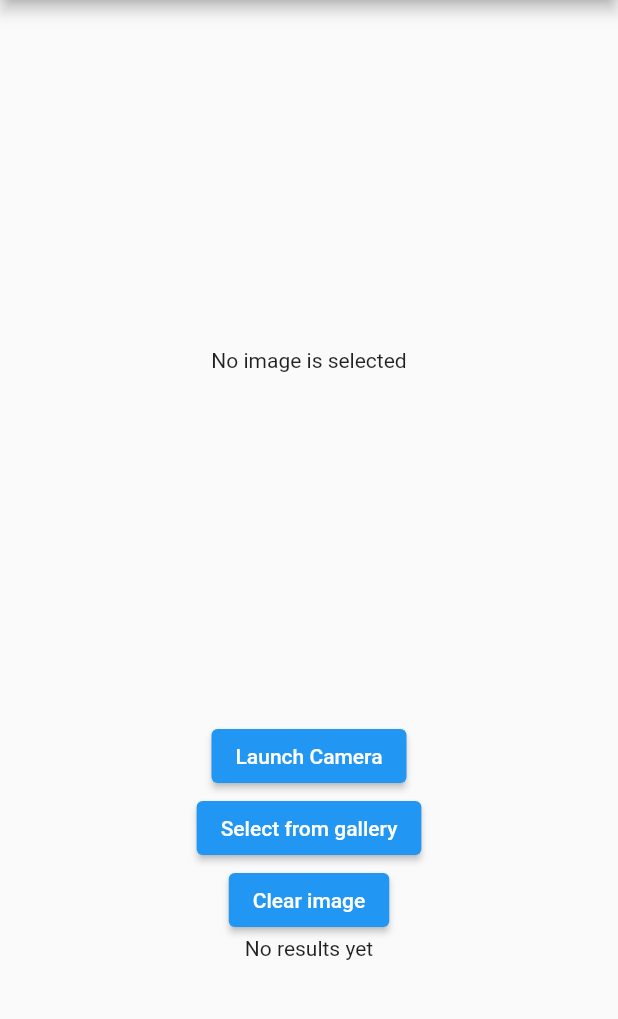
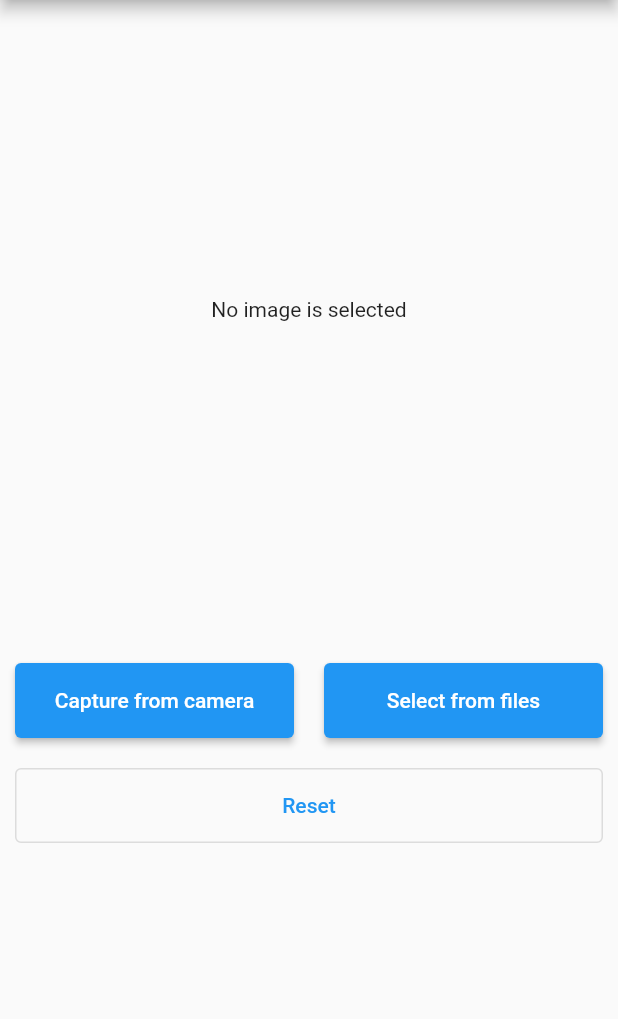
Before and after one commit to EricEchemane/Soil-type-classifier-using-convolutional-neural-network, a Flutter app: the screen it shows after launch, on a phone screen of 412 x 824 dp, the part 84-1103 px from its top. Run offline on Flutter 3.47's test engine with Material 2 defaults, Android fonts, the light colour scheme and no system bars; our stand-ins replace image_picker; missing offline and left inert: tflite.

Commit message:
added soilPRops

```diff
--- a/leafjem_app/lib/screens/home_screen.dart
+++ b/leafjem_app/lib/screens/home_screen.dart
@@ -16,20 +16,13 @@ class HomeScreen extends StatefulWidget {
 class _HomeScreenState extends State<HomeScreen> {
   final ImagePicker _picker = ImagePicker();
   XFile? _selectedImage;
-
-  // bool _loading = false;
-
   dynamic _output;
 
   @override
   void initState() {
     super.initState();
 
-    loadModel().then((value) {
-      setState(() {
-        // _loading = false;
-      });
-    });
+    loadModel().then((value) {});
   }
 
   classifyImage() async {
@@ -41,7 +34,6 @@ class _HomeScreenState extends State<HomeScreen> {
         threshold: 0.2, // defaults to 0.1
         asynch: true // defaults to true
         );
-    print(output);
     setState(() {
       // _loading = false;
       _output = output?[0];
@@ -86,43 +78,60 @@ class _HomeScreenState extends State<HomeScreen> {
 
   @override
   Widget build(BuildContext context) {
+    double deviceWidth = MediaQuery.of(context).size.width;
+
     return Scaffold(
         appBar: AppBar(title: const Text('LeafJem')),
-      body: Center(
+        body: SingleChildScrollView(
           child: Column(
             children: [
               _selectedImage != null
-                ? Image(
-                    image: ResizeImage(FileImage(File(_selectedImage!.path)),
-                        width: 255, height: 255, allowUpscaling: true),
-                    fit: BoxFit.fitWidth,
-                    alignment: FractionalOffset.center,
+                  ? SizedBox(
+                      height: deviceWidth,
+                      child:
+                          Image(image: FileImage(File(_selectedImage!.path))),
                     )
-                // ? Image.file(File(_selectedImage!.path))
-                : const Center(
-                    child: Text('No image is selected'),
-                    heightFactor: 30,
+                  : SizedBox(
+                      height: deviceWidth,
+                      child: const Center(child: Text('No image is selected')),
                     ),
-            ElevatedButton(
-                onPressed: selectImageFromCamera,
-                child: const Text('Launch Camera')),
-            ElevatedButton(
-                onPressed: selectImageFromGallery,
-                child: const Text('Select from gallery')),
-            ElevatedButton(
-                onPressed: clearImage, child: const Text('Clear image')),
               _output != null
                   ? Column(
+                      children: [Text('Soil Type: ${_output["label"]}')],
+                    )
+                  : Container(),
+              const SizedBox(
+                height: 20,
+              ),
+              Row(
                 children: [
-                      Text('Type: ' + _output['label']),
-                      Text('Confidence: ' +
-                          _output['confidence'].toStringAsFixed(3)),
-                    ],
+                  Container(
+                    width: deviceWidth / 2,
+                    height: 70,
+                    padding: const EdgeInsets.all(10),
+                    child: ElevatedButton(
+                        onPressed: selectImageFromCamera,
+                        child: const Text('Capture from camera')),
+                  ),
+                  Container(
+                    width: deviceWidth / 2,
+                    height: 70,
+                    padding: const EdgeInsets.all(10),
+                    child: ElevatedButton(
+                        onPressed: selectImageFromGallery,
+                        child: const Text('Select from files')),
                   )
-                : const Text('No results yet')
                 ],
               ),
+              Container(
+                width: deviceWidth,
+                height: 70,
+                padding: const EdgeInsets.all(10),
+                child: OutlinedButton(
+                    onPressed: clearImage, child: const Text('Reset')),
               ),
-    );
+            ],
+          ),
+        ));
   }
 }
```
Also changed, not shown: leafjem_app/lib/soil_props.dart (added, +72 -0 lines). Lines whose indentation alone changed are shown as unchanged.
